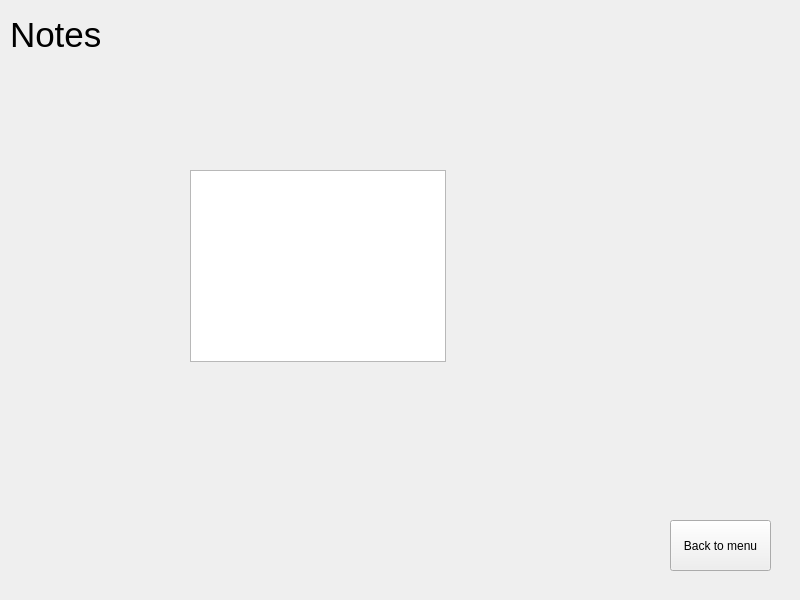
Old version of the form noteswindow.ui in the repository Ancellie/organizer_on_qt.
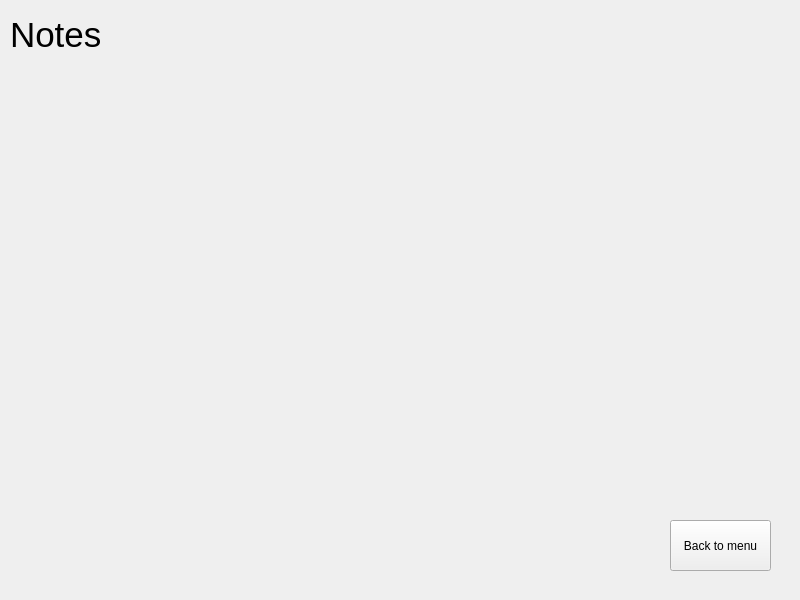
New version of the form.

The edit to the form file:
```diff
--- a/noteswindow.ui
+++ b/noteswindow.ui
@@ -42,20 +42,13 @@
   <widget class="QWidget" name="verticalLayoutWidget">
    <property name="geometry">
     <rect>
-     <x>190</x>
-     <y>170</y>
-     <width>391</width>
-     <height>211</height>
+     <x>9</x>
+     <y>59</y>
+     <width>781</width>
+     <height>451</height>
     </rect>
    </property>
-   <layout class="QVBoxLayout" name="verticalLayout">
-    <property name="sizeConstraint">
-     <enum>QLayout::SetFixedSize</enum>
-    </property>
-    <item>
-     <widget class="QTextEdit" name="textEdit"/>
-    </item>
-   </layout>
+   <layout class="QVBoxLayout" name="verticalLayout"/>
   </widget>
  </widget>
  <resources/>
```
